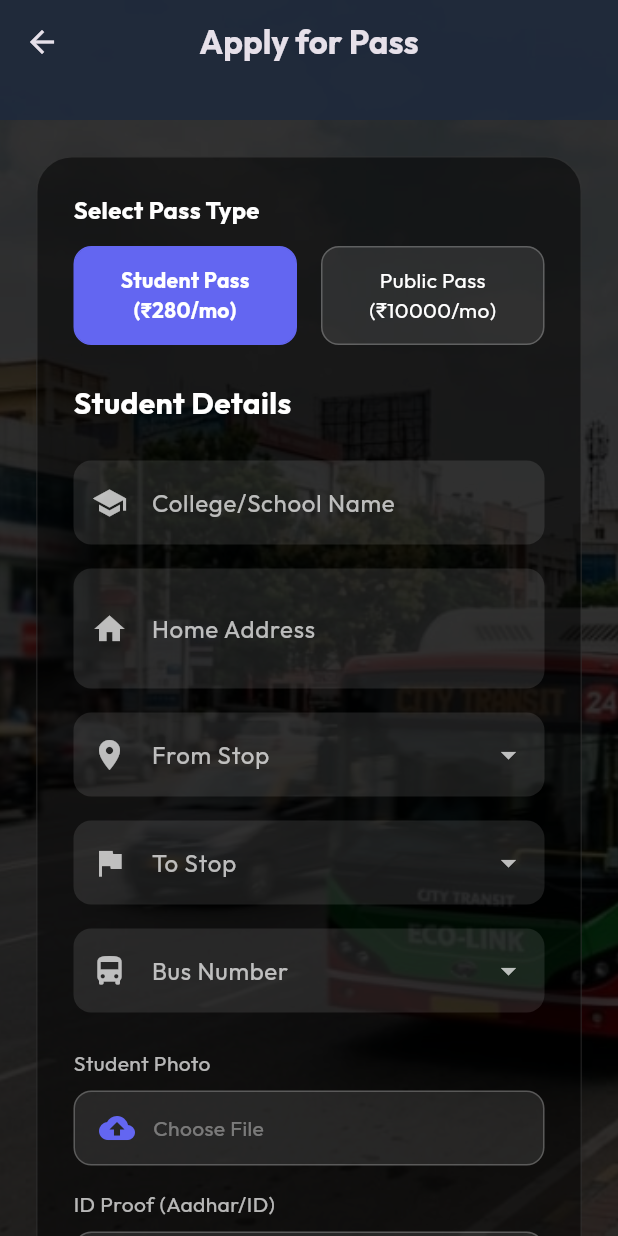
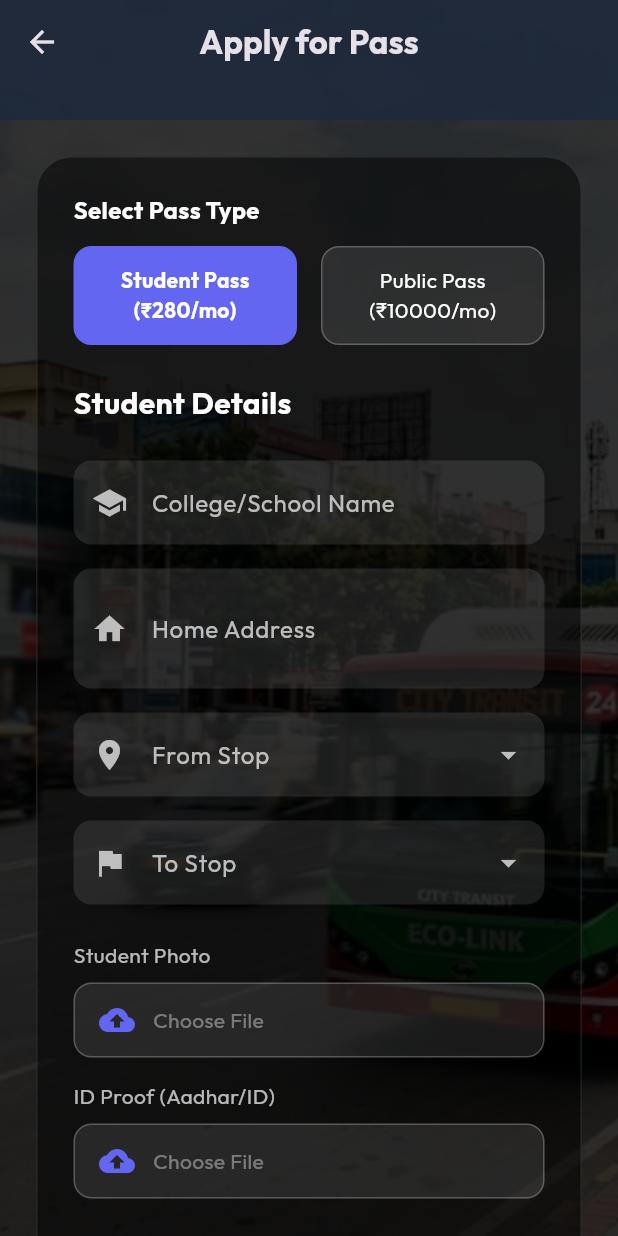
Before and after one commit to sowndhariya31/Online-Buss-Pass-Generation-And-Renewal, a Flutter app: the ApplyPassScreen screen opened directly, on a phone screen of 412 x 824 dp. Run offline on Flutter 3.47's test engine with Material 3 defaults, Android fonts, the phone set to English and light mode, and no system bars; our stand-ins replace google_fonts, image_picker, qr_flutter, shared_preferences; missing offline and left inert: dart:html, dart:js, dart:ui_web, mobile_scanner; accounts and stored records are empty.

Commit message:
Remove Bus Number from student pass logic

```diff
--- a/flutter_app/lib/screens/apply_pass_screen.dart
+++ b/flutter_app/lib/screens/apply_pass_screen.dart
@@ -278,15 +278,6 @@ class _ApplyPassScreenState extends State<ApplyPassScreen> {
                               onChanged: (val) => setState(() => _toController.text = val!),
                               validator: (v) => v == null ? 'Required' : null,
                             ),
-                            SizedBox(height: 16),
-                            DropdownButtonFormField<String>(
-                              dropdownColor: Color(0xFF1E293B),
-                              style: TextStyle(color: Colors.white),
-                              decoration: _inputDecoration('Bus Number', Icons.directions_bus),
-                              items: _busNumbers.map((no) => DropdownMenuItem(value: no, child: Text("Bus $no"))).toList(),
-                              onChanged: (val) => setState(() => _busNumberController.text = val!),
-                              validator: (v) => v == null ? 'Required' : null,
-                            ),
                             SizedBox(height: 24),
                           ],
 
```
Also changed, not shown: 1 other file.
